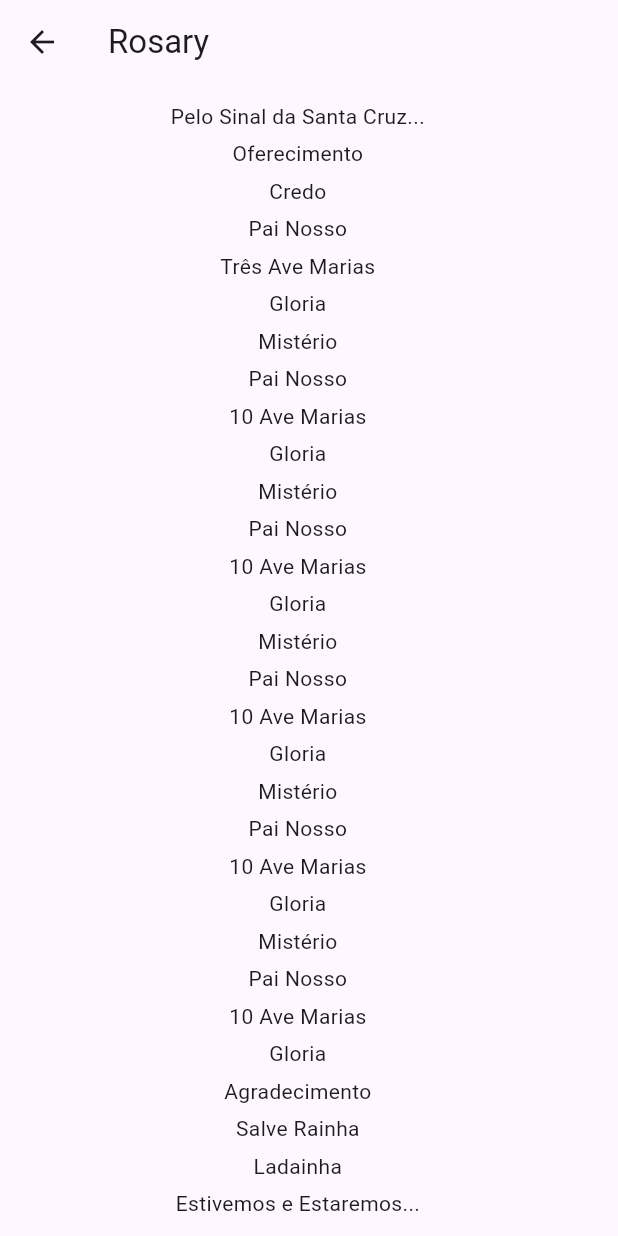
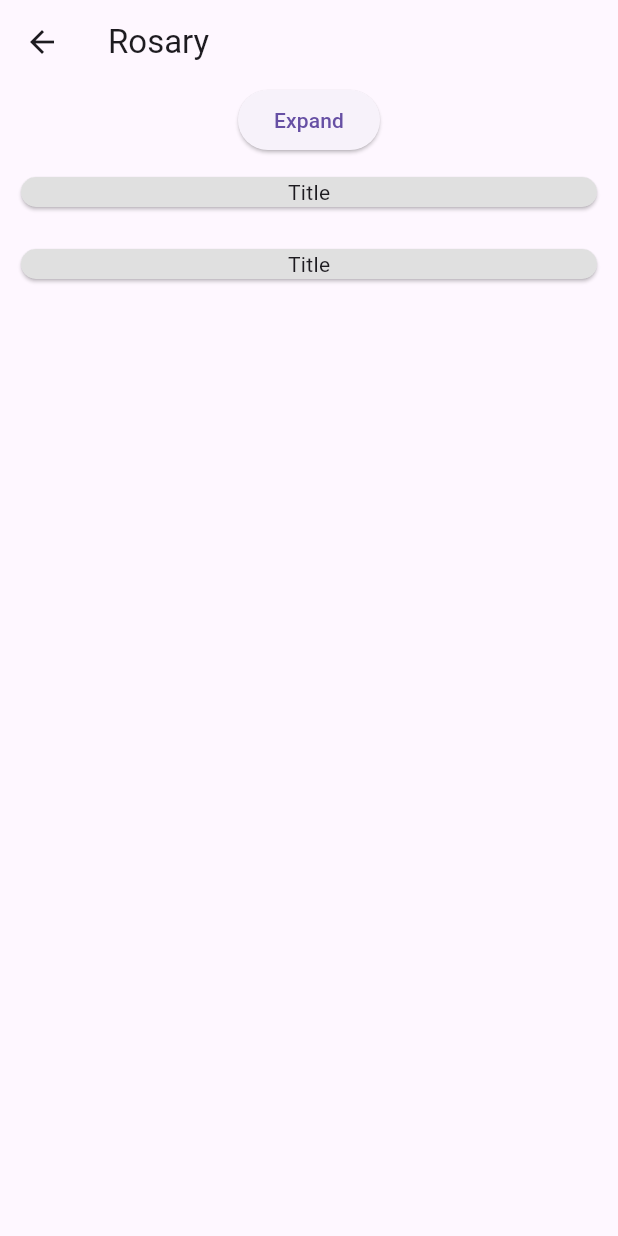
Before and after one commit to AlexandreFel1pe/catholic_app, a Flutter app: the RosaryScreen screen opened by its route, on a phone screen of 412 x 824 dp. Run offline on Flutter 3.47's test engine with Material 3 defaults, Android fonts, the phone set to English and light mode, and no system bars; our stand-ins replace scrollable_positioned_list.

Commit message:
expansion card widget multiples versions

```diff
--- /dev/null
+++ b/lib/Data/DADOS_ORACOES.dart
@@ -0,0 +1,4 @@
+const DADOS_ORACOES = <String, String> {
+  'Sinal da Cruz': 'Pelo sinal da santa cruz, livrai-nos, Deus nosso Senhor, dos nossos inimigos. Em nome do Pai, e do Filho e do Espírito Santo. Amém.',
+  'Oferecimento': 'Divino Jesus, nós Vos oferecemos este terço que vamos rezar, meditando nos mistérios da Vossa Redenção. Concedei-nos, por intercessão da Virgem Maria, Mãe de Deus e nossa Mãe, as virtudes que nos são necessárias para bem rezá-lo e a graça de ganharmos as indulgências desta santa devoção.',
+};
--- a/lib/views/rosary/rosary_screen.dart
+++ b/lib/views/rosary/rosary_screen.dart
@@ -1,7 +1,18 @@
+import 'package:catholic_app/Data/DADOS_ORACOES.dart';
+import 'package:catholic_app/views/widgets/expansion_card.dart';
 import 'package:flutter/material.dart';
 
-class RosaryScreen extends StatelessWidget {
-  const RosaryScreen({super.key});
+class RosaryScreen extends StatefulWidget {
+  RosaryScreen({super.key});
+
+  @override
+  State<RosaryScreen> createState() => _RosaryScreenState();
+}
+
+class _RosaryScreenState extends State<RosaryScreen> {
+  final dadosOracoes = DADOS_ORACOES;
+
+  bool myIsExpanded = false;
 
   @override
   Widget build(BuildContext context) {
@@ -10,50 +21,30 @@ class RosaryScreen extends StatelessWidget {
         title: Text('Rosary'),
       ),
       body: Center(
-        child: SingleChildScrollView(
-          padding: EdgeInsets.symmetric(
-            vertical: 10,
-          ),
-          child: Container(
-            margin: EdgeInsets.only(
-              right: 15,
-            ),
-            child: Column(
-              spacing: 5,
+        child: Column(
+          children: [
+            ElevatedButton(
+              onPressed: () {
+                setState(() {
+                  myIsExpanded = !myIsExpanded;
+                });
+              },
+              child: Text('Expand')),
+            ExpansionCardList(
               children: [
-                Text('Pelo Sinal da Santa Cruz...'),
-                Text('Oferecimento'),
-                Text('Credo'),
-                Text('Pai Nosso'),
-                Text('Três Ave Marias'),
-                Text('Gloria'),
-                Text('Mistério'),
-                Text('Pai Nosso'),
-                Text('10 Ave Marias'),
-                Text('Gloria'),
-                Text('Mistério'),
-                Text('Pai Nosso'),
-                Text('10 Ave Marias'),
-                Text('Gloria'),
-                Text('Mistério'),
-                Text('Pai Nosso'),
-                Text('10 Ave Marias'),
-                Text('Gloria'),
-                Text('Mistério'),
-                Text('Pai Nosso'),
-                Text('10 Ave Marias'),
-                Text('Gloria'),
-                Text('Mistério'),
-                Text('Pai Nosso'),
-                Text('10 Ave Marias'),
-                Text('Gloria'),
-                Text('Agradecimento'),
-                Text('Salve Rainha'),
-                Text('Ladainha'),
-                Text('Estivemos e Estaremos...'),
+                ExpansionCard(
+                  header: Text('Title'),
+                  body: Text('Body'),
+                  isExpanded: myIsExpanded,
+                ),
+                ExpansionCard(
+                  header: Text('Title'),
+                  body: Text('Body'),
+                  isExpanded: myIsExpanded,
+                ),
               ],
             ),
-          ),
+          ],
         ),
       ),
     );
--- /dev/null
+++ b/lib/views/widgets/expansion_card.dart
@@ -0,0 +1,58 @@
+import 'package:flutter/material.dart';
+
+class ExpansionCard {
+  ExpansionCard({required this.header, required this.body, this.isExpanded = false});
+
+  final Widget header;
+  final Widget body;
+  final bool isExpanded;
+}
+
+class ExpansionCardList extends StatefulWidget {
+  const ExpansionCardList({
+    this.children = const <ExpansionCard>[],
+    super.key
+  });
+
+  final List<ExpansionCard> children;
+  Function(int index);
+  void Function(int panelIndex, bool isExpanded);
+
+  @override
+  State<ExpansionCardList> createState() => _ExpansionCardListState();
+}
+
+class _ExpansionCardListState extends State<ExpansionCardList> {
+  @override
+  Widget build(BuildContext context) {
+    return Column(
+      children: [
+        for (int i = 0; i < widget.children.length; i++)
+          Container(
+            padding: EdgeInsets.all(10),
+            width: double.infinity,
+            child: Card(
+              color: Colors.grey[300],
+              child: Column(
+                children: [
+                  GestureDetector(
+                    onTap: () => {
+                      print('Tap'),
+                    },
+                    behavior: HitTestBehavior.opaque,
+                    child: Container(
+                      width: double.infinity,
+                      alignment: Alignment.center,
+                      child: widget.children[i].header,
+                    )
+                  ),
+                  if (widget.children[i].isExpanded)
+                  widget.children[i].body,
+                ],
+              ),
+            ),
+          ),
+      ],
+    );
+  }
+}
```
Also changed, not shown: lib/views/widgets/expansion_card_list_widget.dart (added, +26 -0 lines), lib/views/widgets/expansion_card_widget.dart (added, +74 -0 lines).
